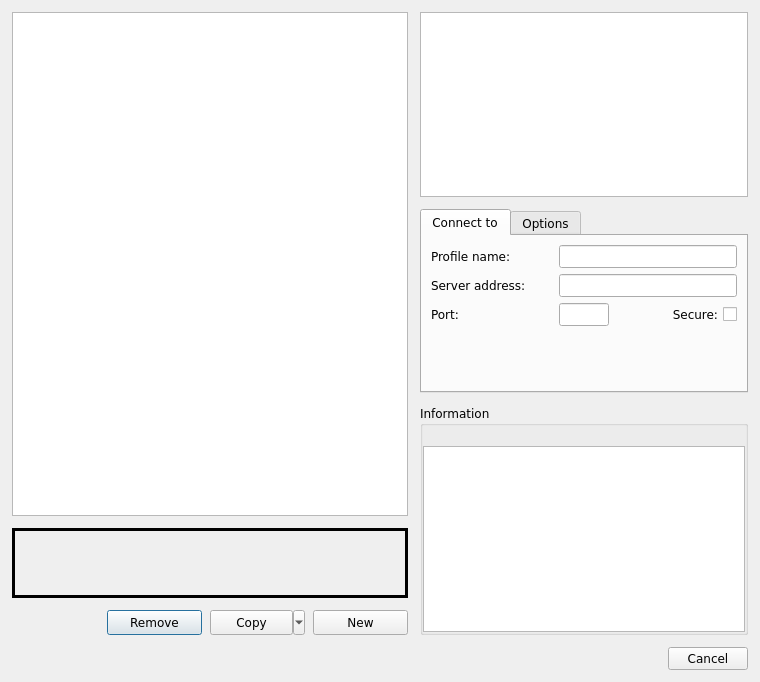
This is src/ui/connection_profiles.ui in Mudlet/Mudlet as Qt 5 draws it before an edit. The edited form follows.
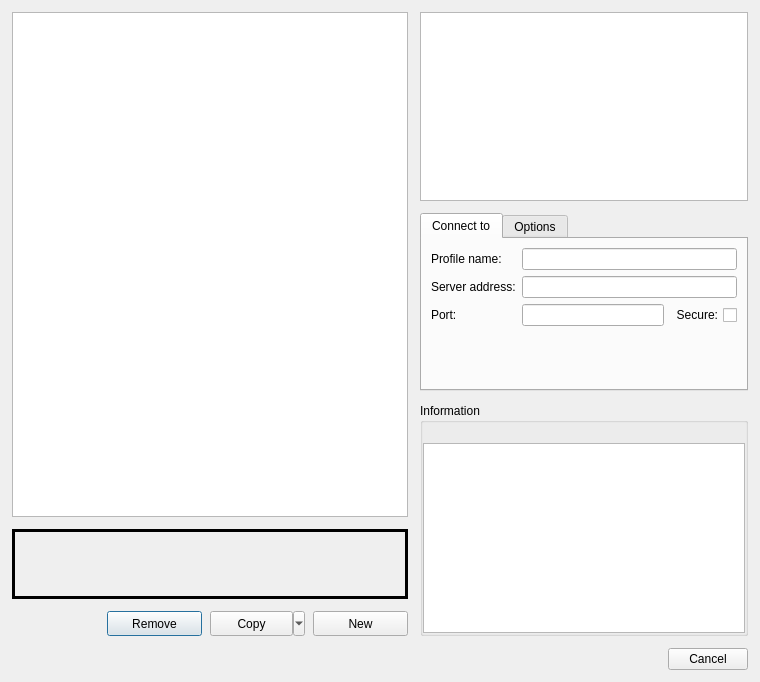
This is the edited form. Icons and pictures are not drawn. Custom widgets are drawn as their Qt base class.

The edit to the form file:
```diff
--- a/src/ui/connection_profiles.ui
+++ b/src/ui/connection_profiles.ui
@@ -16,11 +16,6 @@
     <height>0</height>
    </size>
   </property>
-  <property name="font">
-   <font>
-    <family>Bitstream Vera Sans</family>
-   </font>
-  </property>
   <property name="windowTitle">
    <string>Select a profile to connect with</string>
   </property>
@@ -107,12 +102,6 @@
            </property>
            <item>
             <widget class="QListWidget" name="listWidget_profiles">
-             <property name="minimumSize">
-              <size>
-               <width>365</width>
-               <height>0</height>
-              </size>
-             </property>
              <property name="accessibleName">
               <string>profiles list</string>
              </property>
@@ -541,11 +530,6 @@
              </item>
              <item row="0" column="1" colspan="2">
               <widget class="QLineEdit" name="profile_name_entry">
-               <property name="font">
-                <font>
-                 <pointsize>9</pointsize>
-                </font>
-               </property>
                <property name="accessibleName">
                 <string>Profile name</string>
                </property>
@@ -575,11 +559,6 @@
                  <height>0</height>
                 </size>
                </property>
-               <property name="font">
-                <font>
-                 <pointsize>9</pointsize>
-                </font>
-               </property>
                <property name="accessibleName">
                 <string>Game server URL</string>
                </property>
@@ -600,23 +579,6 @@
              </item>
              <item row="2" column="1">
               <widget class="QLineEdit" name="port_entry">
-               <property name="minimumSize">
-                <size>
-                 <width>40</width>
-                 <height>0</height>
-                </size>
-               </property>
-               <property name="maximumSize">
-                <size>
-                 <width>50</width>
-                 <height>16777215</height>
-                </size>
-               </property>
-               <property name="font">
-                <font>
-                 <pointsize>9</pointsize>
-                </font>
-               </property>
                <property name="accessibleName">
                 <string>Game server port</string>
                </property>
```
